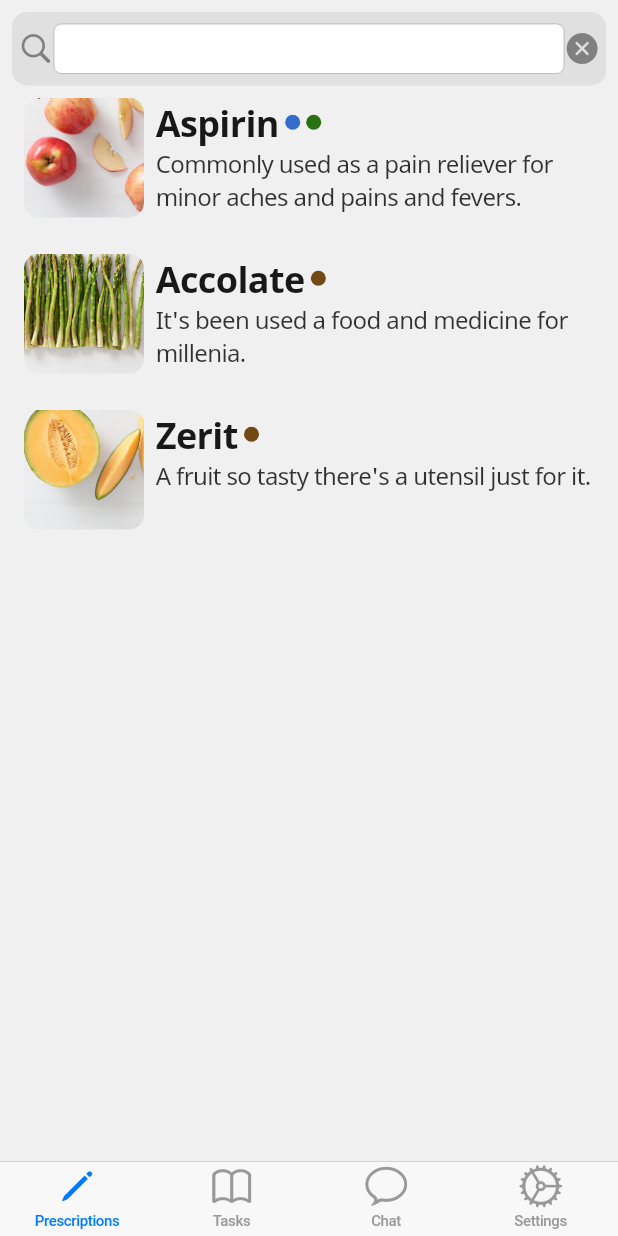
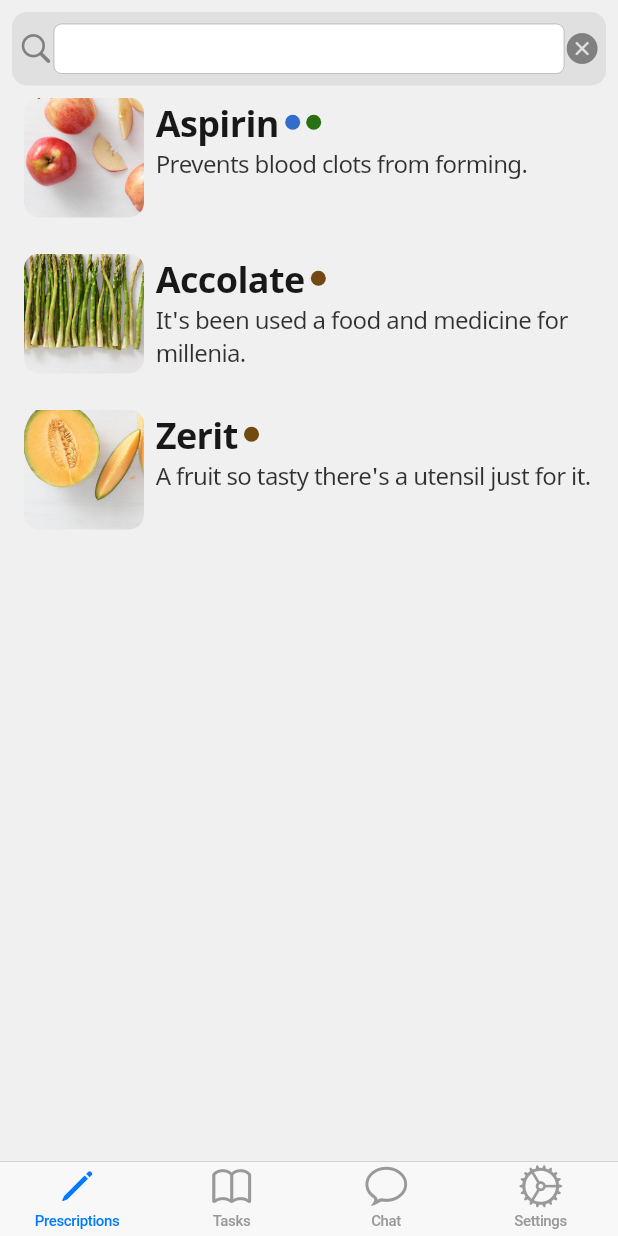
Before and after one commit to JerryGQian/PocDoc, a Flutter app: the HomeScreen screen opened directly, on a phone screen of 412 x 824 dp. Run offline on Flutter 3.47's test engine with Material 2 defaults, Android fonts, the phone set to English and light mode, and no system bars; our stand-ins replace font_awesome_flutter, shared_preferences, tuple; accounts and stored records are empty.

Commit message:
changed description of aspirin

```diff
--- a/mobile_app/lib/data/medication_list.dart
+++ b/mobile_app/lib/data/medication_list.dart
@@ -13,7 +13,7 @@
       medicalName: 'acetylsalicylic acid',
       imageAssetPath: 'assets/images/apple.jpg',
       category: MedicationCategory.postStroke,
-      shortDescription: 'Commonly used as a pain reliever for minor aches and pains and fevers.',
+      shortDescription: 'Prevents blood clots from forming.',
       accentColor: Color(0x40de8c66),
       categories: [MedicationCategory.antiClotting, MedicationCategory.cholesterol],
     ),
```
